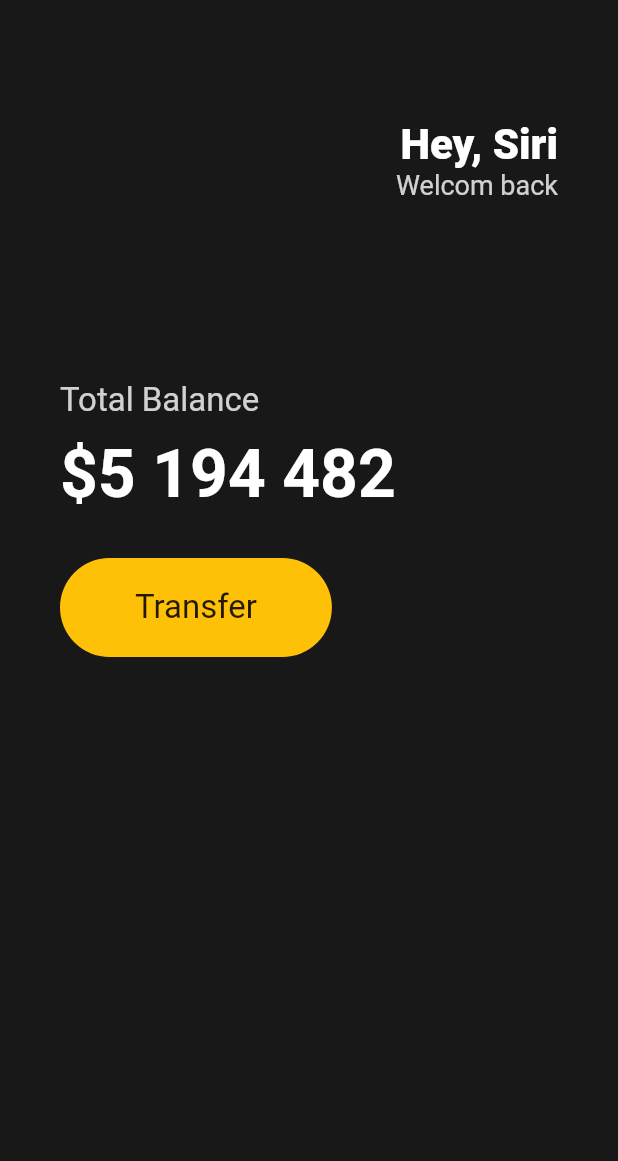
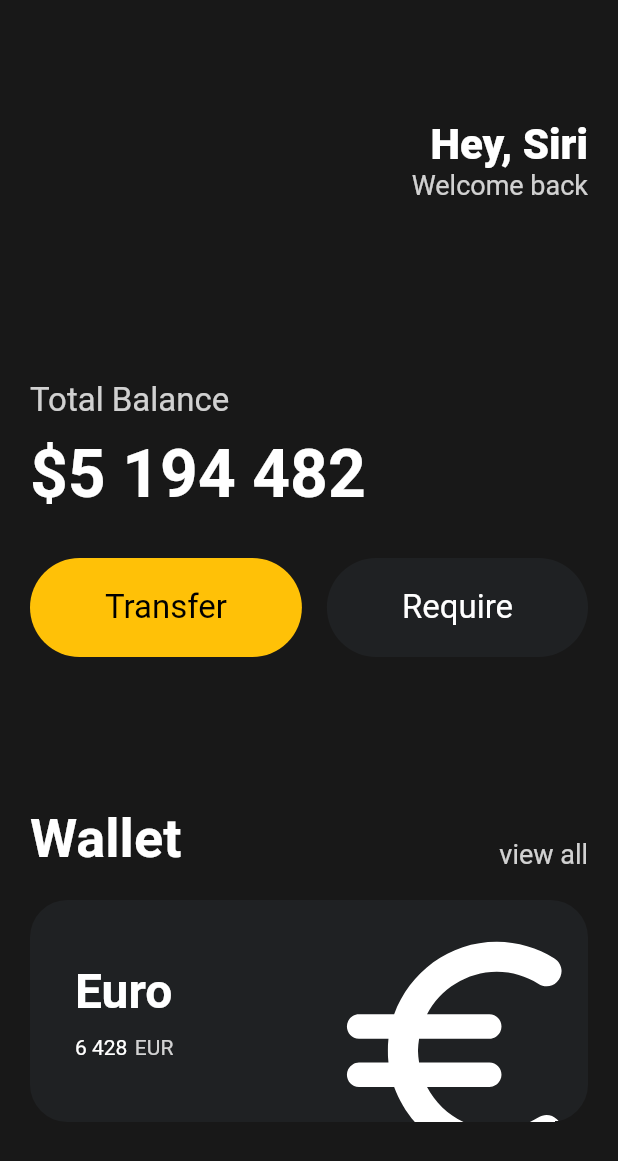
Before and after one commit to lumpenop/flutter_start, a Flutter app: the screen it shows after launch, on a phone screen of 412 x 824 dp. Shown: the top 1161 px of the screen. Run offline on Flutter 3.47's test engine with Material 2 defaults, Android fonts, the phone set to English and light mode, and no system bars.

Commit message:
feat: make a button widget, card container

```diff
--- a/lib/main.dart
+++ b/lib/main.dart
@@ -1,4 +1,5 @@
 import 'package:flutter/material.dart';
+import 'package:toon/widgets/button.dart';
 
 void main() {
   runApp(const App());
@@ -11,13 +12,13 @@
   Widget build(BuildContext context) {
     return MaterialApp(
       home: Scaffold(
-          backgroundColor: Color(0xFF181818),
+          backgroundColor: const Color(0xFF181818),
           body: Padding(
-            padding: EdgeInsets.symmetric(horizontal: 40),
+            padding: const EdgeInsets.symmetric(horizontal: 20),
             child: Column(
               crossAxisAlignment: CrossAxisAlignment.start,
               children: [
-                SizedBox(
+                const SizedBox(
                   height: 80,
                 ),
                 Row(
@@ -26,7 +27,7 @@
                     Column(
                       crossAxisAlignment: CrossAxisAlignment.end,
                       children: [
-                        Text(
+                        const Text(
                           'Hey, Siri',
                           style: TextStyle(
                               color: Colors.white,
@@ -34,7 +35,7 @@
                               fontWeight: FontWeight.w800),
                         ),
                         Text(
-                          'Welcom back',
+                          'Welcome back',
                           style: TextStyle(
                               color: Colors.white.withOpacity(0.8),
                               fontSize: 18),
@@ -43,7 +44,7 @@
                     )
                   ],
                 ),
-                SizedBox(
+                const SizedBox(
                   height: 120,
                 ),
                 Text(
@@ -53,10 +54,10 @@
                     color: Colors.white.withOpacity(0.8),
                   ),
                 ),
-                SizedBox(
+                const SizedBox(
                   height: 10,
                 ),
-                Text(
+                const Text(
                   '\$5 194 482',
                   style: TextStyle(
                     fontSize: 44,
@@ -64,30 +65,110 @@
                     color: Colors.white,
                   ),
                 ),
-                SizedBox(
+                const SizedBox(
                   height: 30,
                 ),
                 Row(
+                  mainAxisAlignment: MainAxisAlignment.spaceBetween,
+                  children: const [
+                    Button(
+                      text: 'Transfer',
+                      textColor: Colors.black,
+                      backgroundColor: Colors.amber,
+                    ),
+                    Button(
+                      text: 'Require',
+                      textColor: Colors.white,
+                      backgroundColor: Color(0xFF1F2123),
+                    ),
+                  ],
+                ),
+                const SizedBox(
+                  height: 100,
+                ),
+                Row(
+                  mainAxisAlignment: MainAxisAlignment.spaceBetween,
+                  crossAxisAlignment: CrossAxisAlignment.end,
                   children: [
+                    const Text(
+                      'Wallet',
+                      style: TextStyle(
+                        color: Colors.white,
+                        fontSize: 36,
+                        fontWeight: FontWeight.w600,
+                      ),
+                    ),
+                    Text(
+                      'view all',
+                      style: TextStyle(
+                        color: Colors.white.withOpacity(0.8),
+                        fontSize: 18,
+                      ),
+                    ),
+                  ],
+                ),
+                const SizedBox(
+                  height: 20,
+                ),
                 Container(
+                  clipBehavior: Clip.hardEdge,
                   decoration: BoxDecoration(
-                        color: Colors.amber,
-                        borderRadius: BorderRadius.circular(45),
+                    color: const Color(0xFF1F2123),
+                    borderRadius: BorderRadius.circular(25),
                   ),
                   child: Padding(
-                        padding: EdgeInsets.symmetric(
-                          vertical: 20,
-                          horizontal: 50,
+                    padding: const EdgeInsets.all(30),
+                    child: Row(
+                      mainAxisAlignment: MainAxisAlignment.spaceBetween,
+                      children: [
+                        Column(
+                          crossAxisAlignment: CrossAxisAlignment.start,
+                          children: [
+                            const Text(
+                              'Euro',
+                              style: TextStyle(
+                                  color: Colors.white,
+                                  fontSize: 32,
+                                  fontWeight: FontWeight.w600),
                             ),
-                        child: Text(
-                          'Transfer',
+                            const SizedBox(
+                              height: 10,
+                            ),
+                            Row(
+                              children: [
+                                const Text(
+                                  '6 428',
                                   style: TextStyle(
-                            fontSize: 22,
+                                    color: Colors.white,
+                                  ),
+                                ),
+                                const SizedBox(
+                                  width: 5,
+                                ),
+                                Text(
+                                  'EUR',
+                                  style: TextStyle(
+                                    color: Colors.white.withOpacity(0.8),
+                                  ),
+                                ),
+                              ],
+                            ),
+                          ],
+                        ),
+                        Transform.scale(
+                          scale: 2.2,
+                          child: Transform.translate(
+                            offset: const Offset(-5, 12),
+                            child: const Icon(
+                              Icons.euro_rounded,
+                              color: Colors.white,
+                              size: 88,
                             ),
                           ),
                         ),
-                    )
                       ],
+                    ),
+                  ),
                 )
               ],
             ),
--- /dev/null
+++ b/lib/widgets/button.dart
@@ -0,0 +1,40 @@
+import 'package:flutter/material.dart';
+
+class Button extends StatelessWidget {
+  final String text;
+  final Color textColor;
+  final Color backgroundColor;
+
+  const Button({
+    super.key,
+    required this.text,
+    required this.textColor,
+    required this.backgroundColor,
+  });
+
+  @override
+  Widget build(BuildContext context) {
+    // TODO: implement build
+
+    return Container(
+      decoration: BoxDecoration(
+        color: backgroundColor,
+        borderRadius: BorderRadius.circular(45),
+      ),
+      child: Padding(
+        padding: const EdgeInsets.symmetric(
+          vertical: 20,
+          horizontal: 50,
+        ),
+        child: Text(
+          text,
+          style: TextStyle(
+            color: textColor,
+            fontSize: 22,
+          ),
+        ),
+      ),
+    );
+    throw UnimplementedError();
+  }
+}
```
Lines whose indentation alone changed are shown as unchanged.
